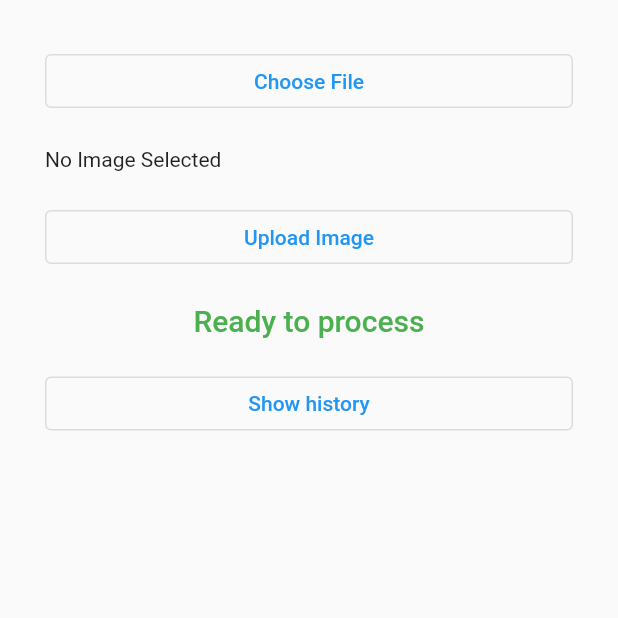
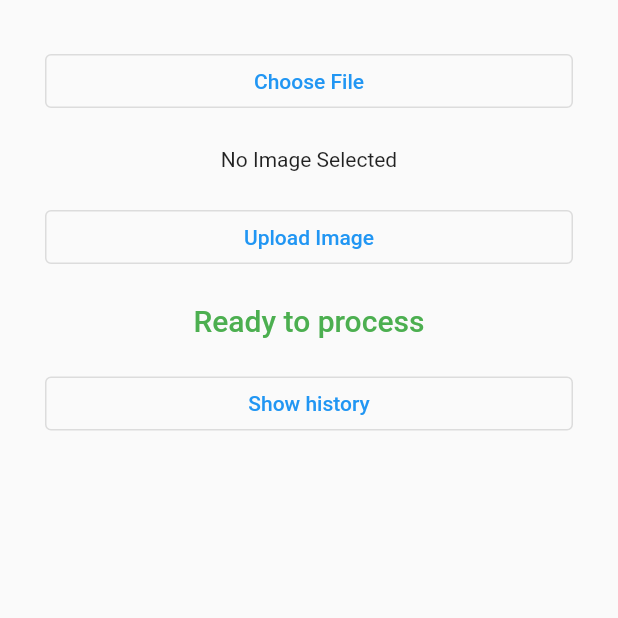
Before and after one commit to eles13/UsApp, a Flutter app: the screen it shows after launch, on a phone screen of 412 x 824 dp, the top half of it. Run offline on Flutter 3.47's test engine with Material 2 defaults, Android fonts, the phone set to English and light mode, and no system bars; our stand-ins replace file_picker, image_picker; missing offline and left inert: image_picker_for_web.

Commit message:
centered text

```diff
--- a/frontend/flutter/lib/main.dart
+++ b/frontend/flutter/lib/main.dart
@@ -138,7 +138,11 @@ class _UplWidState extends State<UplWid> {
           const SizedBox(
             height: 20.0,
           ),
-          if (_image == '' && !ready_to_show) const Text('No Image Selected'),
+          if (_image == '' && !ready_to_show)
+            const Text(
+              'No Image Selected',
+              textAlign: TextAlign.center,
+            ),
           if (_image != '' && !ready_to_show)
             Image.memory(
               raw_image,
```
Also changed, not shown: 3 other files.
